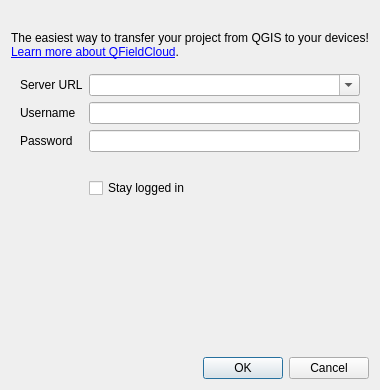
Qt form qfieldsync/ui/cloud_login_dialog.ui (opengisch/qfieldsync) before a commit.
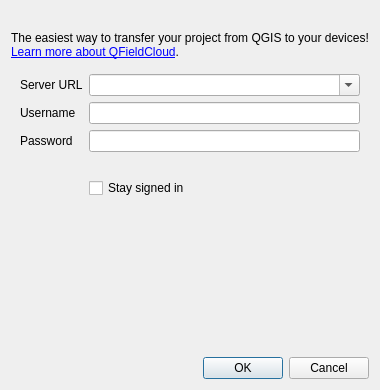
The same form after that commit. Custom widgets are drawn as their Qt base class.

What changed in the file:
```diff
--- a/qfieldsync/ui/cloud_login_dialog.ui
+++ b/qfieldsync/ui/cloud_login_dialog.ui
@@ -89,7 +89,7 @@
       <item row="4" column="1">
 	   <widget class="QCheckBox" name="rememberMeCheckBox">
         <property name="text">
-         <string>Stay logged in</string>
+         <string>Stay signed in</string>
         </property>
         <property name="toolTip">
          <string>Store QFieldCloud credentials and automatically login on QGIS startup</string>
```
Left out of the diff: 4 changed lines with no effect on the pictures.
